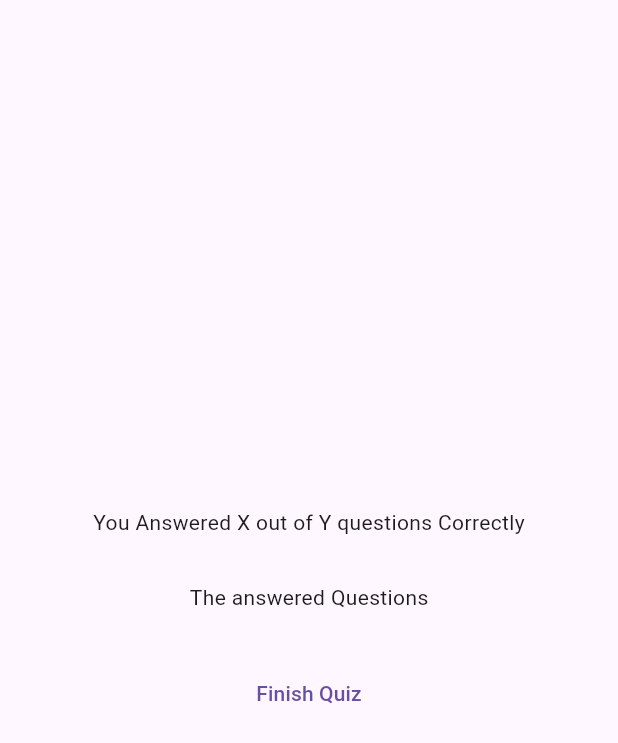
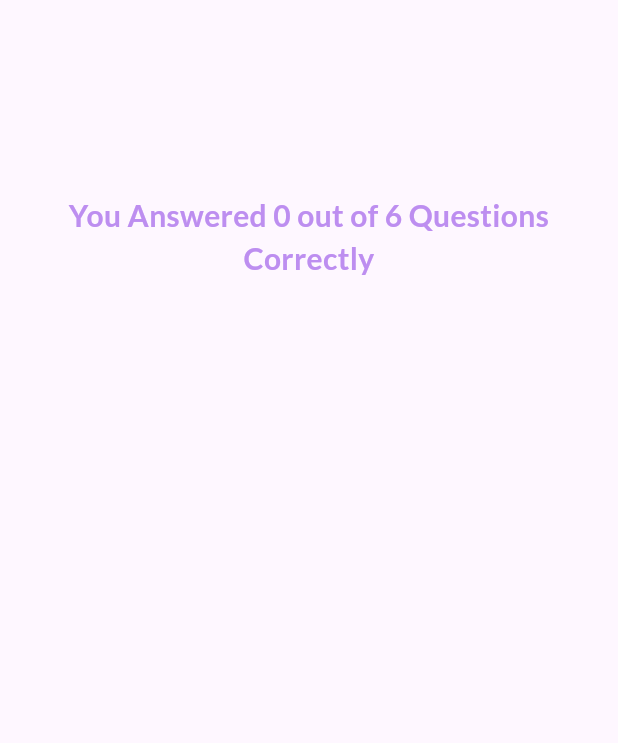
Before and after one commit to mxg-mega/Quiz_App, a Flutter app: the ResultsScreen widget shown alone on an empty page, opened directly with empty values, on a phone screen of 412 x 824 dp. Shown: the top 743 px of the screen. Run offline on Flutter 3.47's test engine with Material 3 defaults, Android fonts, the phone set to English and light mode, and no system bars; our stand-ins replace google_fonts.

Commit message:
completed the assignment challenge for the results screen

```diff
--- a/lib/results_screen.dart
+++ b/lib/results_screen.dart
@@ -1,21 +1,30 @@
+import 'package:flutter/material.dart';
+import 'package:google_fonts/google_fonts.dart';
 import 'package:quiz_app/data/questions.dart';
-import 'package:flutter/material.dart';
+import 'package:quiz_app/models/questions_summary.dart';
 
-class ResultsScreen extends StatelessWidget {
-  const ResultsScreen({super.key, required this.chosenAnswers});
+class ResultsScreen extends StatefulWidget {
+  const ResultsScreen(
+      {super.key, required this.chosenAnswers, required this.switchScreen});
 
   final List<String> chosenAnswers;
+  final void Function() switchScreen;
 
+  @override
+  State<ResultsScreen> createState() => _ResultsScreenState();
+}
+
+class _ResultsScreenState extends State<ResultsScreen> {
   List<Map<String, Object>> getSummary() {
     List<Map<String, Object>> summary = [];
 
-    for (int i = 0; i < chosenAnswers.length; i++) {
+    for (int i = 0; i < widget.chosenAnswers.length; i++) {
       summary.add(
         {
           'question_index': i,
           'question': questions[i].text,
           'correct_answer': questions[i].answers[0],
-          'user_answer': chosenAnswers[i],
+          'user_answer': widget.chosenAnswers[i],
         },
       );
     }
@@ -25,24 +34,61 @@ class ResultsScreen extends StatelessWidget {
 
   @override
   Widget build(BuildContext context) {
+    final summaryData = getSummary();
+    final numberOfQuestions = questions.length;
+    final numberOfCorrectQuestions = summaryData
+        .where((data) => (data['user_answer'] == data['correct_answer']))
+        .length;
+
     return SizedBox(
       width: double.infinity,
+      child: Container(
+        margin: const EdgeInsets.all(40),
         child: Column(
           mainAxisAlignment: MainAxisAlignment.center,
           children: [
-          const Text("You Answered X out of Y questions Correctly"),
+            Text(
+              "You Answered $numberOfCorrectQuestions out of $numberOfQuestions Questions Correctly",
+              style: GoogleFonts.lato(
+                fontSize: 20,
+                color: const Color.fromARGB(255, 189, 142, 240),
+                fontWeight: FontWeight.bold,
+              ),
+              textAlign: TextAlign.center,
+            ),
             const SizedBox(
               height: 30,
             ),
-          const Text("The answered Questions"),
+            QuestionsSummary(summaryData),
             const SizedBox(
               height: 30,
             ),
             TextButton(
-            onPressed: () {},
-            child: const Text("Finish Quiz"),
+              style: TextButton.styleFrom(),
+              onPressed: () {
+                widget.switchScreen();
+              },
+              child: Row(
+                mainAxisAlignment: MainAxisAlignment.center,
+                children: [
+                  const Icon(
+                    Icons.refresh,
+                    color: Colors.white,
+                  ),
+                  const SizedBox(
+                    width: 5,
+                  ),
+                  Text(
+                    "Finish Quiz",
+                    style: GoogleFonts.lato(
+                      color: Colors.white,
+                    ),
+                  ),
+                ],
+              ),
             )
           ],
+        ),
       ),
     );
   }
```
Also changed, not shown: lib/models/questions_summary.dart (added, +82 -0 lines), lib/quiz.dart (+8 -5 lines). Lines whose indentation alone changed are shown as unchanged.
